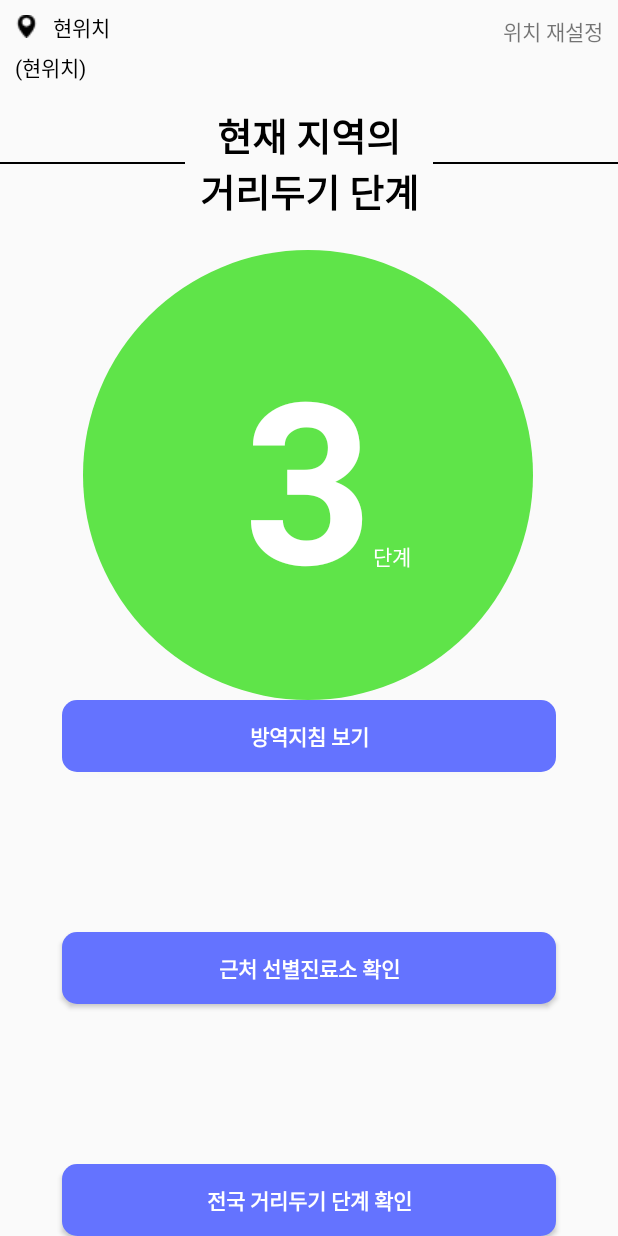
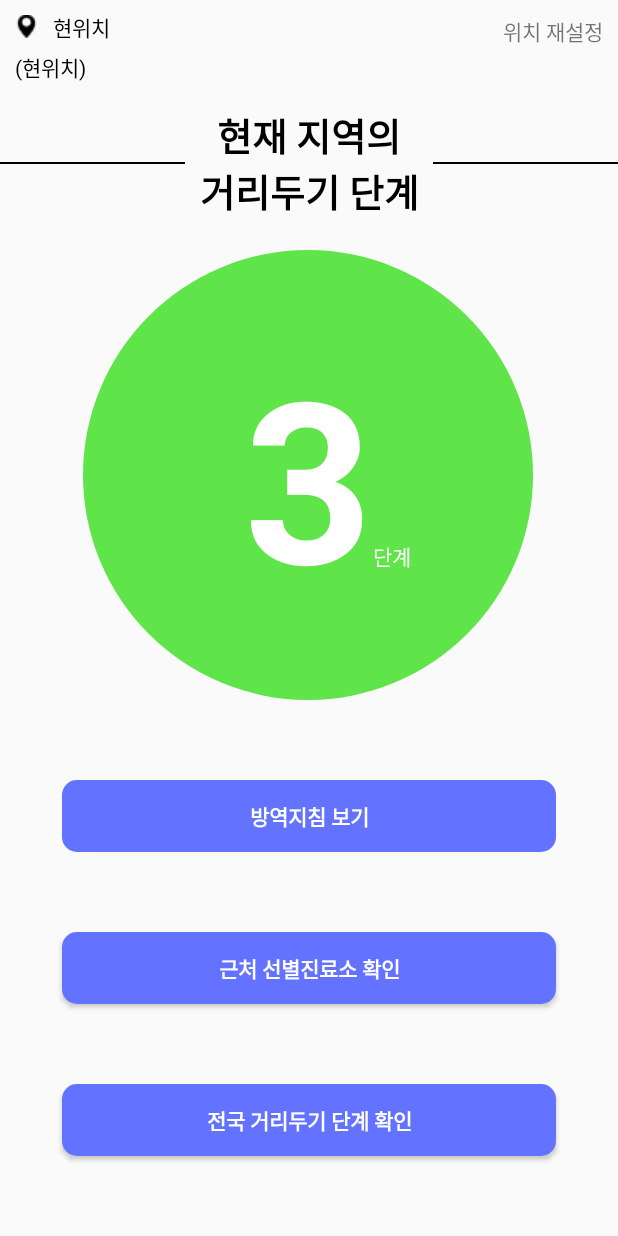
Before and after one commit to KNU-NetworkSecurityLab/COVID_19_GREEN, an Android app: the MainActivity screen opened directly, with no data from a screen before it, on a phone screen of 412 x 824 dp. Run offline under Robolectric (Android 15) with nearby library versions, the phone set to English and light mode, and no system bars; 2 statements that could not run were skipped.

Commit message:
메인페이지 마진 오류 수정

```diff
--- a/UC_COVID_19_GREEN/app/src/main/res/layout/activity_main.xml
+++ b/UC_COVID_19_GREEN/app/src/main/res/layout/activity_main.xml
@@ -132,7 +132,7 @@
         android:text="방역지침 보기"
         android:textColor="@color/white"
         android:textStyle="bold"
-        app:layout_constraintBottom_toTopOf="@+id/button"
+        app:layout_constraintBottom_toTopOf="@+id/btn_screening"
         app:layout_constraintEnd_toEndOf="parent"
         app:layout_constraintHorizontal_bias="0.501"
         app:layout_constraintStart_toStartOf="parent"
@@ -150,7 +150,7 @@
         app:layout_constraintBottom_toBottomOf="parent"
         app:layout_constraintEnd_toEndOf="parent"
         app:layout_constraintStart_toStartOf="parent"
-        app:layout_constraintTop_toBottomOf="@+id/button"
+        app:layout_constraintTop_toBottomOf="@+id/btn_screening"
         app:layout_constraintWidth_percent="0.8" />
 
     <TextView
```
